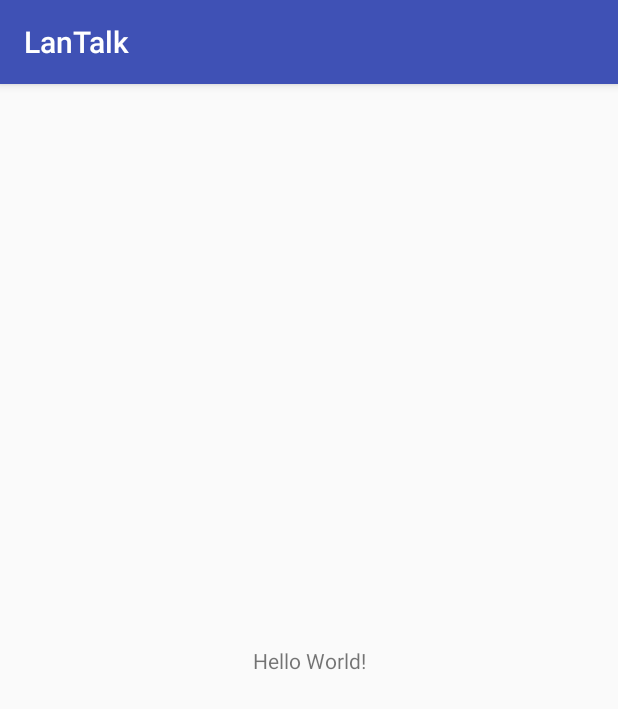
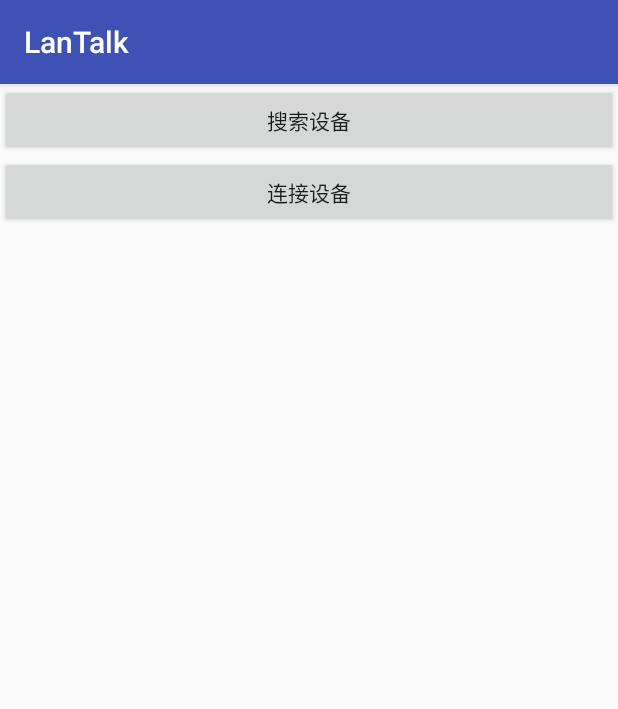
Before and after one commit to yishengma/LanTalk, an Android app: the screen it shows after launch (MainActivity), on a phone screen of 412 x 824 dp. Shown: the top 709 px of the screen. Run offline under Robolectric (Android 15) with nearby library versions, the phone set to English and light mode, and no system bars.

Commit message:
扫描网段中的在线的对等方

```diff
--- a/app/build.gradle
+++ b/app/build.gradle
@@ -22,6 +22,8 @@ dependencies {
     implementation fileTree(dir: 'libs', include: ['*.jar'])
     implementation 'com.android.support:appcompat-v7:26.1.0'
     implementation 'com.android.support.constraint:constraint-layout:1.1.0'
+    compile 'com.android.support:recyclerview-v7:26.1.0'
+
     testImplementation 'junit:junit:4.12'
     androidTestImplementation 'com.android.support.test:runner:1.0.2'
     androidTestImplementation 'com.android.support.test.espresso:espresso-core:3.0.2'
--- a/app/src/main/java/com/example/asus/lantalk/Constant/Constant.java
+++ b/app/src/main/java/com/example/asus/lantalk/constant/Constant.java
@@ -1,4 +1,4 @@
-package com.example.asus.lantalk.Constant;
+package com.example.asus.lantalk.constant;
 
 /**
  * Created by asus on 18-5-8.
--- a/app/src/main/java/com/example/asus/lantalk/ui/MainActivity.java
+++ b/app/src/main/java/com/example/asus/lantalk/ui/MainActivity.java
@@ -1,18 +1,75 @@
 package com.example.asus.lantalk.ui;
 
+import android.content.ComponentName;
+import android.content.Intent;
+import android.content.ServiceConnection;
+import android.os.IBinder;
 import android.support.v7.app.AppCompatActivity;
 import android.os.Bundle;
+import android.support.v7.widget.LinearLayoutManager;
+import android.support.v7.widget.RecyclerView;
+import android.util.Log;
+import android.view.View;
+import android.widget.Adapter;
 
 import com.example.asus.lantalk.R;
-import com.example.asus.lantalk.utils.ScanDeviceUtil;
+import com.example.asus.lantalk.adapter.DeviceAdapter;
+import com.example.asus.lantalk.entity.DeviceBean;
+import com.example.asus.lantalk.service.ScanService;
+
+import java.util.ArrayList;
+import java.util.List;
 
 public class MainActivity extends AppCompatActivity {
+    List<DeviceBean> mDeviceBeanList;
+    private DeviceAdapter mAdapter;
+    private RecyclerView mRecyclerView;
+    private static final String TAG = "MainActivity";
+    private ScanService.DeviceBinder mBinder;
+    private ServiceConnection mServiceConnection = new ServiceConnection() {
+        @Override
+        public void onServiceConnected(ComponentName componentName, IBinder iBinder) {
+            mBinder = (ScanService.DeviceBinder)iBinder;
+            List<String> mBinderIPList = mBinder.getIPList();
+            int size = mBinderIPList.size();
+            Log.e(TAG, "onServiceConnected: "+size );
+            for (int i=0;i<size;i++){
+                DeviceBean deviceBean = new DeviceBean();
+                deviceBean.setPeerIP(mBinderIPList.get(i));
+                mDeviceBeanList.add(deviceBean);
+            }
+            mAdapter.notifyDataSetChanged();
+        }
+
+        @Override
+        public void onServiceDisconnected(ComponentName componentName) {
+
+        }
+    };
 
     @Override
     protected void onCreate(Bundle savedInstanceState) {
         super.onCreate(savedInstanceState);
         setContentView(R.layout.activity_main);
-        ScanDeviceUtil.getLocalIPAddress();
-        ScanDeviceUtil.getIPAddress();
+        mDeviceBeanList = new ArrayList<>();
+        mAdapter = new DeviceAdapter(mDeviceBeanList);
+        mRecyclerView = findViewById(R.id.rv_devices);
+        mRecyclerView.setLayoutManager(new LinearLayoutManager(this, LinearLayoutManager.VERTICAL, false));
+        mRecyclerView.setAdapter(mAdapter);
+        findViewById(R.id.btn_search_device).setOnClickListener(new View.OnClickListener() {
+            @Override
+            public void onClick(View view) {
+                Intent intent = new Intent(MainActivity.this, ScanService.class);
+                bindService(intent,mServiceConnection,BIND_AUTO_CREATE);
+
+
+            }
+        });
+    }
+
+    @Override
+    protected void onDestroy() {
+        super.onDestroy();
+        unbindService(mServiceConnection);
     }
 }
--- a/app/src/main/res/layout/activity_main.xml
+++ b/app/src/main/res/layout/activity_main.xml
@@ -1,18 +1,31 @@
 <?xml version="1.0" encoding="utf-8"?>
-<android.support.constraint.ConstraintLayout xmlns:android="http://schemas.android.com/apk/res/android"
+<LinearLayout
+    xmlns:android="http://schemas.android.com/apk/res/android"
     xmlns:app="http://schemas.android.com/apk/res-auto"
+    android:orientation="vertical"
     xmlns:tools="http://schemas.android.com/tools"
     android:layout_width="match_parent"
     android:layout_height="match_parent"
     tools:context="com.example.asus.lantalk.ui.MainActivity">
 
-    <TextView
-        android:layout_width="wrap_content"
-        android:layout_height="wrap_content"
-        android:text="Hello World!"
-        app:layout_constraintBottom_toBottomOf="parent"
-        app:layout_constraintLeft_toLeftOf="parent"
-        app:layout_constraintRight_toRightOf="parent"
-        app:layout_constraintTop_toTopOf="parent" />
+    <Button
+        android:id="@+id/btn_search_device"
+        android:text="搜索设备"
+        android:layout_width="match_parent"
+        android:layout_height="wrap_content" />
+    <Button
+        android:text="连接设备"
+        android:id="@+id/btn_connect_device"
+        android:layout_width="match_parent"
+        android:layout_height="wrap_content" />
 
-</android.support.constraint.ConstraintLayout>
+    <android.support.v7.widget.RecyclerView
+        android:id="@+id/rv_devices"
+        android:layout_width="match_parent"
+        android:layout_height="match_parent">
+
+    </android.support.v7.widget.RecyclerView>
+
+
+
+</LinearLayout>
--- a/app/src/main/res/values/colors.xml
+++ b/app/src/main/res/values/colors.xml
@@ -3,4 +3,7 @@
     <color name="colorPrimary">#3F51B5</color>
     <color name="colorPrimaryDark">#303F9F</color>
     <color name="colorAccent">#FF4081</color>
+
+    <drawable name="drawableItemBackground">#fdfdfe</drawable>
+    <drawable name="drawableItemPressed">#d8d8d8</drawable>
 </resources>
```
Also changed, not shown: app/src/main/AndroidManifest.xml (+12 -6 lines), app/src/main/java/com/example/asus/lantalk/adapter/DeviceAdapter.java (added, +69 -0 lines), app/src/main/java/com/example/asus/lantalk/entity/DeviceBean.java (added, +64 -0 lines), app/src/main/java/com/example/asus/lantalk/service/ScanService.java (added, +45 -0 lines), app/src/main/java/com/example/asus/lantalk/ui/TalkActivity.java (added, +15 -0 lines), app/src/main/java/com/example/asus/lantalk/utils/ScanDeviceUtil.java (+167 -2 lines), app/src/main/res/drawable/item_background_selector.xml (added, +9 -0 lines), app/src/main/res/layout/activity_talk.xml (added, +9 -0 lines), app/src/main/res/layout/item_device.xml (added, +42 -0 lines).
